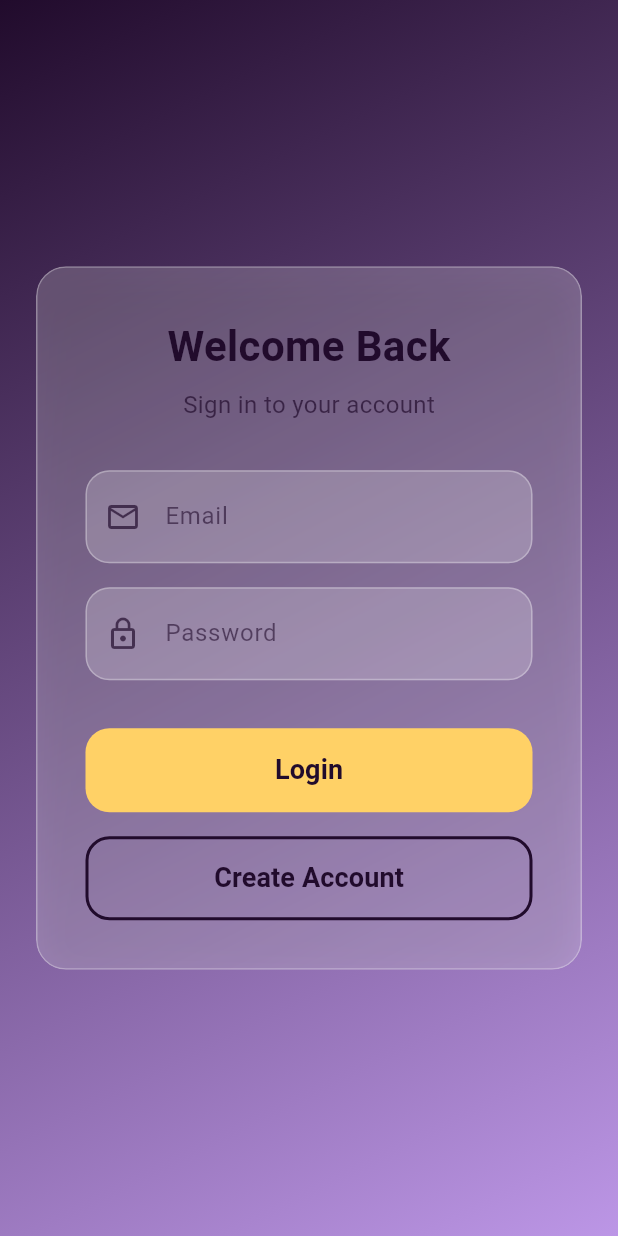
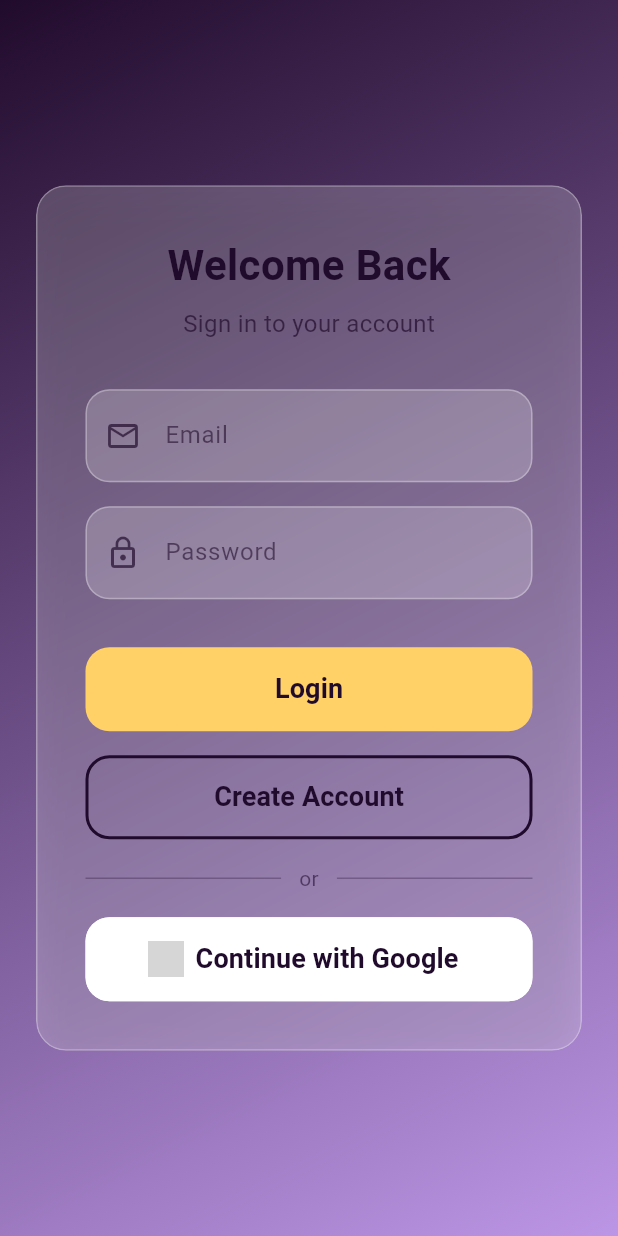
Before and after one commit to sudoba222/Wi, a Flutter app: the screen it shows after launch, on a phone screen of 412 x 824 dp. Run offline on Flutter 3.47's test engine with Material 3 defaults, Android fonts, the phone set to English and light mode, and no system bars; our stand-ins replace cloud_firestore, email_validator, firebase_auth, firebase_core, google_sign_in, image_picker; accounts and stored records are empty; network calls fail; grey boxes are pictures that could not be loaded.

Commit message:
feat : added sign-in method on the login page

```diff
--- a/lib/screens/auth/login_page.dart
+++ b/lib/screens/auth/login_page.dart
@@ -44,7 +44,6 @@ class _LoginPageState extends State<LoginPage> {
       setState(() => _isLoading = false);
 
       if (result.isSuccess) {
-        // AuthWrapper will automatically navigate to HomePage
         print('✅ Login successful!');
       } else {
         setState(() => _errorMessage = result.message);
@@ -63,6 +62,31 @@ class _LoginPageState extends State<LoginPage> {
         _isLoading = false;
         _errorMessage = 'An unexpected error occurred. Please try again.';
       });
+    }
+  }
+
+  Future<void> _handleGoogleSignIn() async {
+    setState(() => _isLoading = true);
+
+    try {
+      final authService = Provider.of<AuthService>(context, listen: false);
+      final result = await authService.signInWithGoogle();
+
+      setState(() => _isLoading = false);
+
+      if (!result.isSuccess) {
+        if (mounted) {
+          ScaffoldMessenger.of(context).showSnackBar(
+            SnackBar(
+              content: Text(result.message),
+              backgroundColor: Colors.red,
+              behavior: SnackBarBehavior.floating,
+            ),
+          );
+        }
+      }
+    } catch (e) {
+      setState(() => _isLoading = false);
     }
   }
 
@@ -147,6 +171,8 @@ class _LoginPageState extends State<LoginPage> {
                       ],
 
                       const SizedBox(height: 32),
+
+                      // Login button
                       SizedBox(
                         width: double.infinity,
                         height: 56,
@@ -181,6 +207,8 @@ class _LoginPageState extends State<LoginPage> {
                         ),
                       ),
                       const SizedBox(height: 16),
+
+                      // Create Account button
                       SizedBox(
                         width: double.infinity,
                         height: 56,
@@ -205,6 +233,68 @@ class _LoginPageState extends State<LoginPage> {
                           ),
                           child: const Text(
                             'Create Account',
+                            style: TextStyle(
+                              fontSize: 18,
+                              fontWeight: FontWeight.w600,
+                            ),
+                          ),
+                        ),
+                      ),
+                      const SizedBox(height: 16),
+
+                      // Divider
+                      Row(
+                        children: [
+                          Expanded(
+                            child: Divider(
+                              color: AppColors.darkPurple.withOpacity(0.3),
+                              thickness: 1,
+                            ),
+                          ),
+                          Padding(
+                            padding: const EdgeInsets.symmetric(horizontal: 12),
+                            child: Text(
+                              'or',
+                              style: TextStyle(
+                                color: AppColors.darkPurple.withOpacity(0.6),
+                                fontSize: 14,
+                              ),
+                            ),
+                          ),
+                          Expanded(
+                            child: Divider(
+                              color: AppColors.darkPurple.withOpacity(0.3),
+                              thickness: 1,
+                            ),
+                          ),
+                        ],
+                      ),
+                      const SizedBox(height: 16),
+
+                      // Google Sign-In button
+                      SizedBox(
+                        width: double.infinity,
+                        height: 56,
+                        child: ElevatedButton.icon(
+                          onPressed: _isLoading ? null : _handleGoogleSignIn,
+                          style: ElevatedButton.styleFrom(
+                            backgroundColor: Colors.white,
+                            foregroundColor: AppColors.darkPurple,
+                            elevation: 0,
+                            shape: RoundedRectangleBorder(
+                              borderRadius: BorderRadius.circular(16),
+                              side: const BorderSide(
+                                color: Colors.white,
+                              ),
+                            ),
+                          ),
+                          icon: Image.network(
+                            'https://www.google.com/favicon.ico',
+                            height: 24,
+                            width: 24,
+                          ),
+                          label: const Text(
+                            'Continue with Google',
                             style: TextStyle(
                               fontSize: 18,
                               fontWeight: FontWeight.w600,
--- a/pubspec.yaml
+++ b/pubspec.yaml
@@ -34,7 +34,7 @@ dependencies:
   firebase_core: ^4.6.0
   firebase_auth: ^6.3.0
   cloud_firestore: ^6.2.0
-
+  google_sign_in: ^6.2.1
   # Helpers
   provider: ^6.1.1
   email_validator: ^3.0.0
```
Also changed, not shown: lib/services/auth_services.dart (+32 -1 lines), pubspec.lock, 2 other files.
